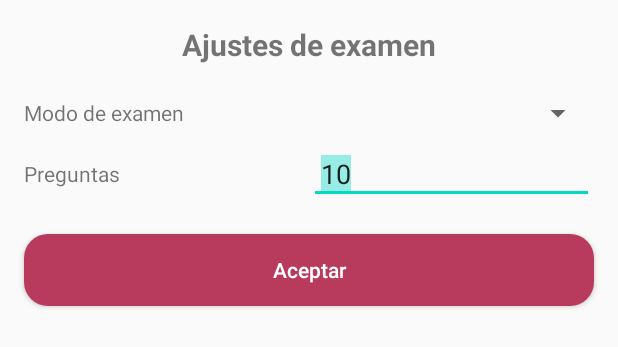
After one commit to ManuSenpai/Nihongo, an Android app: the layout popup_exam_settings.xml on its own in the app's theme, with its tools: preview values and no code run, on a phone screen of 412 x 824 dp. The commit adds this screen. Shown: the top 347 px of the screen. Run offline under Robolectric (Android 15) with nearby library versions, the phone set to English and light mode, and no system bars.

Commit message:
Added Exam settings

```diff
--- /dev/null
+++ b/app/src/main/res/layout/popup_exam_settings.xml
@@ -0,0 +1,80 @@
+<?xml version="1.0" encoding="utf-8"?>
+<LinearLayout
+    xmlns:android="http://schemas.android.com/apk/res/android" android:layout_width="match_parent"
+    android:layout_height="wrap_content"
+    android:orientation="vertical">
+
+    <TextView
+        android:layout_width="match_parent"
+        android:layout_height="wrap_content"
+        android:padding="16dp"
+        android:text="Ajustes de examen"
+        android:textAlignment="center"
+        android:textSize="20sp"
+        android:textStyle="bold"/>
+
+    <LinearLayout
+        android:layout_width="match_parent"
+        android:layout_height="wrap_content"
+        android:paddingHorizontal="16dp"
+        android:paddingVertical="4dp"
+        android:orientation="horizontal">
+        <TextView
+            android:layout_width="0dp"
+            android:layout_height="wrap_content"
+            android:text="Modo de examen"
+            android:layout_gravity="center"
+            android:layout_weight="0.5"/>
+
+        <Spinner
+            android:id="@+id/spExamMode"
+            android:layout_width="0dp"
+            android:layout_height="wrap_content"
+            android:padding="8dp"
+            android:layout_weight="0.5"/>
+    </LinearLayout>
+
+    <LinearLayout
+        android:layout_width="match_parent"
+        android:layout_height="wrap_content"
+        android:paddingHorizontal="16dp"
+        android:paddingVertical="4dp"
+        android:orientation="horizontal">
+        <TextView
+            android:layout_width="0dp"
+            android:layout_height="wrap_content"
+            android:text="Preguntas"
+            android:layout_gravity="center"
+            android:layout_weight="0.5"/>
+
+        <EditText
+            android:id="@+id/etNumberQuestions"
+            android:layout_width="0dp"
+            android:layout_height="wrap_content"
+            android:text="10"
+            android:padding="8dp"
+            android:inputType="number"
+            android:singleLine="true"
+            android:selectAllOnFocus="true"
+            android:imeOptions="actionDone"
+            android:layout_weight="0.5"/>
+    </LinearLayout>
+
+
+    <LinearLayout
+        android:layout_width="match_parent"
+        android:layout_height="wrap_content"
+        android:orientation="vertical">
+        <Button
+            android:id="@+id/btnAccept"
+            android:layout_width="match_parent"
+            android:layout_height="wrap_content"
+            android:background="@drawable/action_button"
+            android:layout_margin="16dp"
+            android:padding="8dp"
+            android:textAllCaps="false"
+            android:textColor="@android:color/white"
+            android:text="Aceptar"/>
+    </LinearLayout>
+
+</LinearLayout>
```
Also changed, not shown: app/src/main/java/saptools/mgavilan/nihongo/data/KanjiItem.kt (+17 -1 lines), app/src/main/java/saptools/mgavilan/nihongo/data/Question.kt (+8 -2 lines), app/src/main/java/saptools/mgavilan/nihongo/fragments/ExamGroupSelectorFragment.kt (+101 -20 lines), app/src/main/res/layout/fragment_exam_select_units.xml (+20 -0 lines), app/src/main/assets/schoolyears.json.
